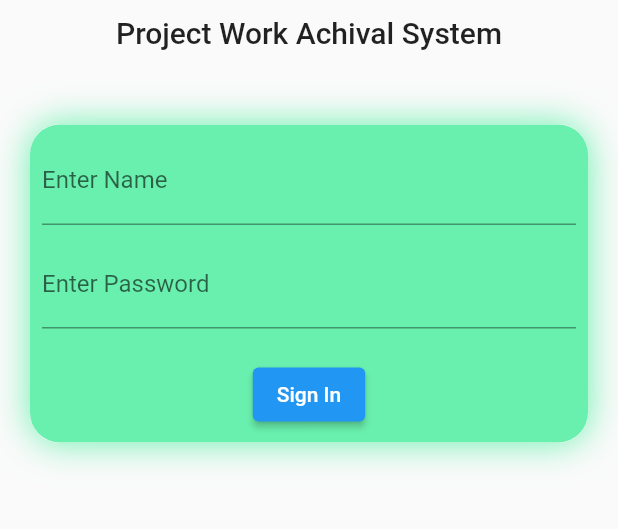
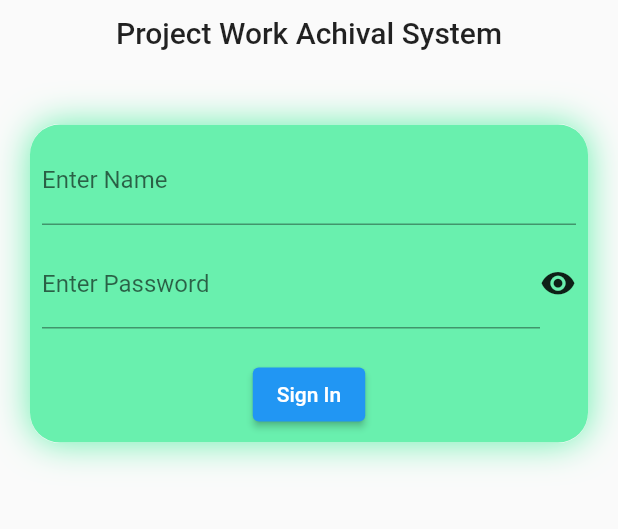
Before and after one commit to Uthman-lab/achieval_project, a Flutter app: the screen it shows after launch, on a phone screen of 412 x 824 dp, the part 180-709 px from its top. Run offline on Flutter 3.47's test engine with Material 2 defaults, Android fonts, the phone set to English and light mode, and no system bars; our stand-ins replace cloud_firestore, file_picker, firebase_auth, firebase_core, firebase_storage; missing offline and left inert: cloud_firestore_web, firebase_auth_web, firebase_core_web, firebase_storage_web, pdf_render; accounts and stored records are empty.

Commit message:
semi finished app

```diff
--- a/lib/controllers/project_controller.dart
+++ b/lib/controllers/project_controller.dart
@@ -9,16 +9,18 @@ class ProjectController extends ChangeNotifier {
   late DateTime _date = DateTime.now();
   File? _file;
   List<Map> _docs = [];
-  List<Map> _searchList = [];
+  List<Map<String, dynamic>>? _searchList;
 
   List<Map> get docs => _docs;
-  List<Map> get searchList => _searchList;
+  List<Map<String, dynamic>> get searchList =>
+      _searchList ?? List<Map<String, dynamic>>.filled(0, {});
+
   set docs(List<Map> newDocs) {
     _docs = newDocs;
     notifyListeners();
   }
 
-  set searchList(List<Map> newList) {
+  set searchList(List<Map<String, dynamic>> newList) {
     _searchList = newList;
     notifyListeners();
   }
--- a/lib/views/sign_in_view.dart
+++ b/lib/views/sign_in_view.dart
@@ -11,10 +11,18 @@ import 'package:provider/provider.dart';
 
 import 'dashboad_view.dart';
 
-class SignInView extends StatelessWidget {
+class SignInView extends StatefulWidget {
   SignInView({Key? key}) : super(key: key);
+
+  @override
+  State<SignInView> createState() => _SignInViewState();
+}
+
+class _SignInViewState extends State<SignInView> {
   TextEditingController emailController = TextEditingController();
+
   TextEditingController passwordController = TextEditingController();
+  bool hidePassword = false;
 
   @override
   Widget build(BuildContext context) {
@@ -62,9 +70,26 @@ class SignInView extends StatelessWidget {
                         label: "Enter Name",
                       ),
                       MySpace(10.0),
-                      MyTextField(
-                        controller: passwordController,
-                        label: "Enter Password",
+                      Row(
+                        children: [
+                          Expanded(
+                            child: MyTextField(
+                              password: hidePassword,
+                              controller: passwordController,
+                              label: "Enter Password",
+                            ),
+                          ),
+                          GestureDetector(
+                              onTap: () {
+                                setState(() {
+                                  hidePassword = !hidePassword;
+                                  print(hidePassword);
+                                });
+                              },
+                              child: hidePassword == false
+                                  ? Icon(Icons.visibility_rounded)
+                                  : Icon(Icons.visibility_off))
+                        ],
                       ),
                       MySpace(20.0),
                       MyElevatedButton(
@@ -74,8 +99,11 @@ class SignInView extends StatelessWidget {
                                 SnackBar(content: LinearProgressIndicator()));
                             verificationProvider.verify(
                                 context: context,
-                                email: emailController.text,
+                                email: emailController.text.trim(),
                                 password: passwordController.text);
+
+                            emailController.clear();
+                            passwordController.clear();
                           })
                     ],
                   ),
--- a/lib/widgets/textfields.dart
+++ b/lib/widgets/textfields.dart
@@ -14,7 +14,12 @@ class MyTextFormField extends StatelessWidget {
 }
 
 class MyTextField extends StatelessWidget {
-  const MyTextField({Key? key, required this.controller, required this.label})
+  final password;
+  const MyTextField(
+      {Key? key,
+      this.password = false,
+      required this.controller,
+      required this.label})
       : super(key: key);
   final TextEditingController controller;
   final String label;
@@ -22,6 +27,7 @@ class MyTextField extends StatelessWidget {
   @override
   Widget build(BuildContext context) {
     return TextField(
+      obscureText: password,
       controller: controller,
       decoration: InputDecoration(label: Text(label)),
     );
```
Also changed, not shown: lib/controllers/firebase_controller.dart (+15 -8 lines), lib/controllers/verification.dart (+29 -3 lines), lib/views/dashboad_view.dart (+43 -10 lines), lib/views/search_projects_view.dart (+10 -52 lines).
